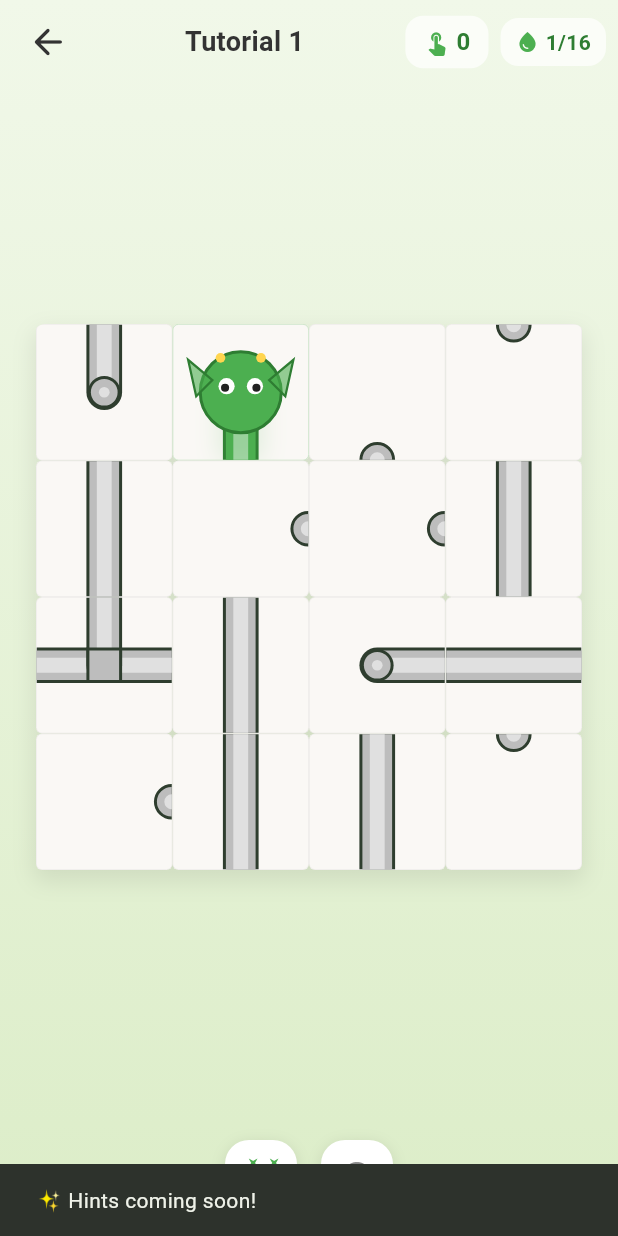
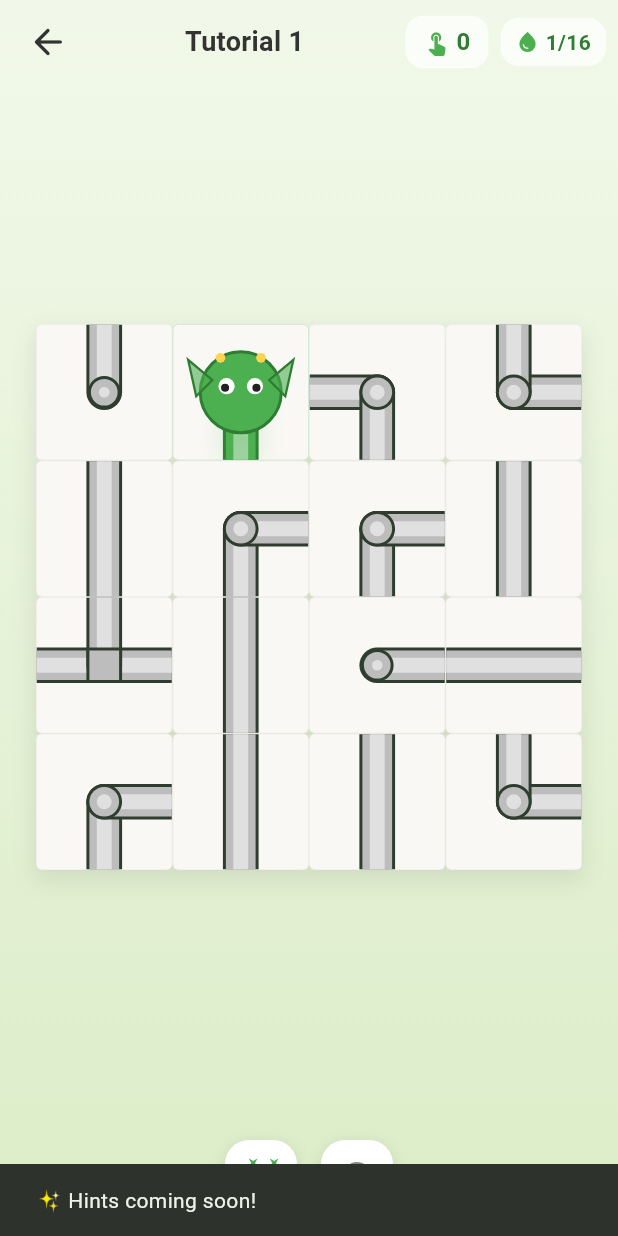
Before and after one commit to palladius/tubature, a Flutter app: the GameScreen screen opened directly, after a tap on the "auto fix high" icon, on a phone screen of 412 x 824 dp. Run offline on Flutter 3.47's test engine with Material 3 defaults, Android fonts, the light colour scheme and no system bars; our stand-ins replace equatable, flutter_riverpod.

Commit message:
fix: revert corner L to original style + plan visual_polish track 🎨
- Reverted corner pipes to simple two-lines + center-circle (user preferred)
- Removed broken arc-based corner rendering
- Created conductor track visual_polish_20260823 for future:
  * Dead-end "ampolla" redesign (outward arc)
  * Home screen difficulty chooser
  * Color themes and polish

```diff
--- /dev/null
+++ b/conductor/tracks/visual_polish_20260823/metadata.json
@@ -0,0 +1,8 @@
+{
+  "track_id": "visual_polish_20260823",
+  "type": "feature",
+  "status": "new",
+  "created_at": "2026-08-23T09:06:00Z",
+  "updated_at": "2026-08-23T09:06:00Z",
+  "description": "Visual polish: dead-end ampolla redesign, home difficulty chooser, color themes"
+}
--- a/lib/widgets/pipe_painter.dart
+++ b/lib/widgets/pipe_painter.dart
@@ -1,5 +1,5 @@
 
-import 'dart:math' as math;
+
 import 'package:flutter/material.dart';
 import '../models/direction.dart';
 import '../models/tile.dart';
@@ -124,9 +124,20 @@ class PipePainter extends CustomPainter {
           canvas, edgeMidpoint(dirs[0]), edgeMidpoint(dirs[1]),
           outlinePaint, fillPaint, highlightPaint);
     } else if (tile.type == TileType.corner) {
-      // Corner: smooth arc with straight legs to edges
-      _drawCornerPipe(canvas, size, center, openings, pipeWidth,
-          outlinePaint, fillPaint, highlightPaint);
+      // Corner: draw two segments from edge to center, creating a bend
+      final dirs = openings.toList();
+      for (final dir in dirs) {
+        final edge = edgeMidpoint(dir);
+        canvas.drawLine(center, edge, outlinePaint);
+        canvas.drawLine(center, edge, fillPaint);
+        canvas.drawLine(center, edge, highlightPaint);
+      }
+      // Filled circle at center to smooth the corner joint
+      canvas.drawCircle(
+          center, pipeWidth / 2 + 2, Paint()..color = strokeColor);
+      canvas.drawCircle(center, pipeWidth / 2, Paint()..color = fillColor);
+      canvas.drawCircle(
+          center, pipeWidth * 0.25, Paint()..color = lightFill);
     } else if (tile.type == TileType.tee) {
       // T-junction: find the straight-through pair and the branch
       _drawTeePipe(canvas, size, center, openings, pipeWidth,
@@ -147,66 +158,6 @@ class PipePainter extends CustomPainter {
     canvas.restore();
   }
 
-  /// Draw a smooth corner pipe using an arc + two straight legs.
-  ///
-  /// The arc is a quarter-circle in the quadrant defined by the two opening
-  /// directions. The legs extend from the arc endpoints to the cell edges.
-  void _drawCornerPipe(
-    Canvas canvas,
-    Size size,
-    Offset center,
-    Set<Direction> openings,
-    double pipeWidth,
-    Paint outlinePaint,
-    Paint fillPaint,
-    Paint highlightPaint,
-  ) {
-
-    // Find the corner point where the arc is anchored
-    // The arc center is at the corner of the cell closest to both edges
-    final cornerX = (openings.contains(Direction.east))
-        ? size.width
-        : 0.0;
-    final cornerY = (openings.contains(Direction.south))
-        ? size.height
-        : 0.0;
-    final cornerPoint = Offset(cornerX, cornerY);
-
-    // Arc radius = half the cell size
-    final arcRadius = size.width / 2;
-
-    // Arc bounding rect centered on the corner point
-    final arcRect = Rect.fromCenter(
-      center: cornerPoint,
-      width: arcRadius * 2,
-      height: arcRadius * 2,
-    );
-
-    // Determine start angle based on which corner we're in
-    // Flutter arcs: 0 = right, pi/2 = down, pi = left, 3pi/2 = up
-    double startAngle;
-    if (cornerPoint == Offset(size.width, 0)) {
-      // Top-right corner: openings N + E → arc from left (π) to down, sweep π/2
-      startAngle = math.pi;
-    } else if (cornerPoint == Offset(size.width, size.height)) {
-      // Bottom-right corner: openings S + E → arc from up (3π/2) to left, sweep π/2
-      startAngle = math.pi * 1.5;
-    } else if (cornerPoint == const Offset(0, 0)) {
-      // Top-left corner: openings N + W → arc from down (π/2) to right, sweep π/2
-      startAngle = math.pi * 0.5;
-    } else {
-      // Bottom-left corner: openings S + W → arc from right (0) to up, sweep π/2
-      startAngle = 0;
-    }
-
-    // Draw the arc path
-    final arcPath = Path()
-      ..addArc(arcRect, startAngle, math.pi / 2);
-
-    canvas.drawPath(arcPath, outlinePaint);
-    canvas.drawPath(arcPath, fillPaint);
-    canvas.drawPath(arcPath, highlightPaint);
-  }
 
   /// Draw a T-junction: one straight pipe through the two aligned openings,
   /// plus a branch from center to the third opening.
```
Also changed, not shown: 2 other files.
